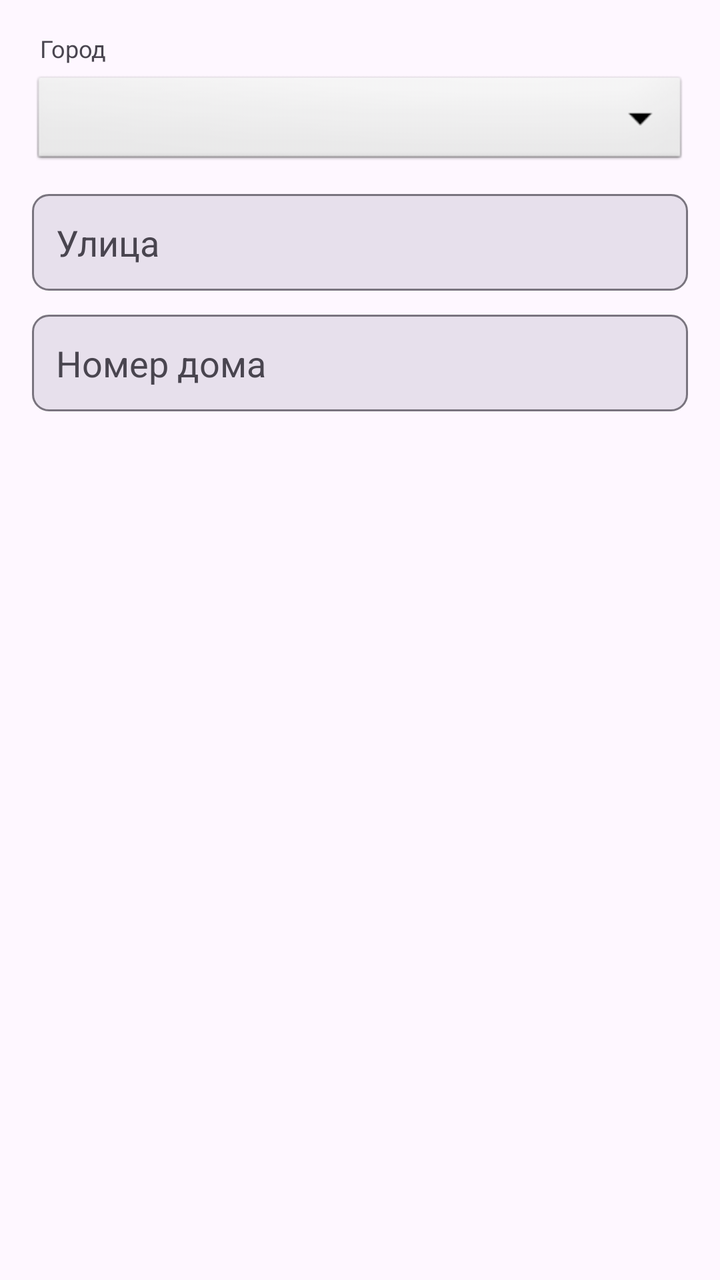
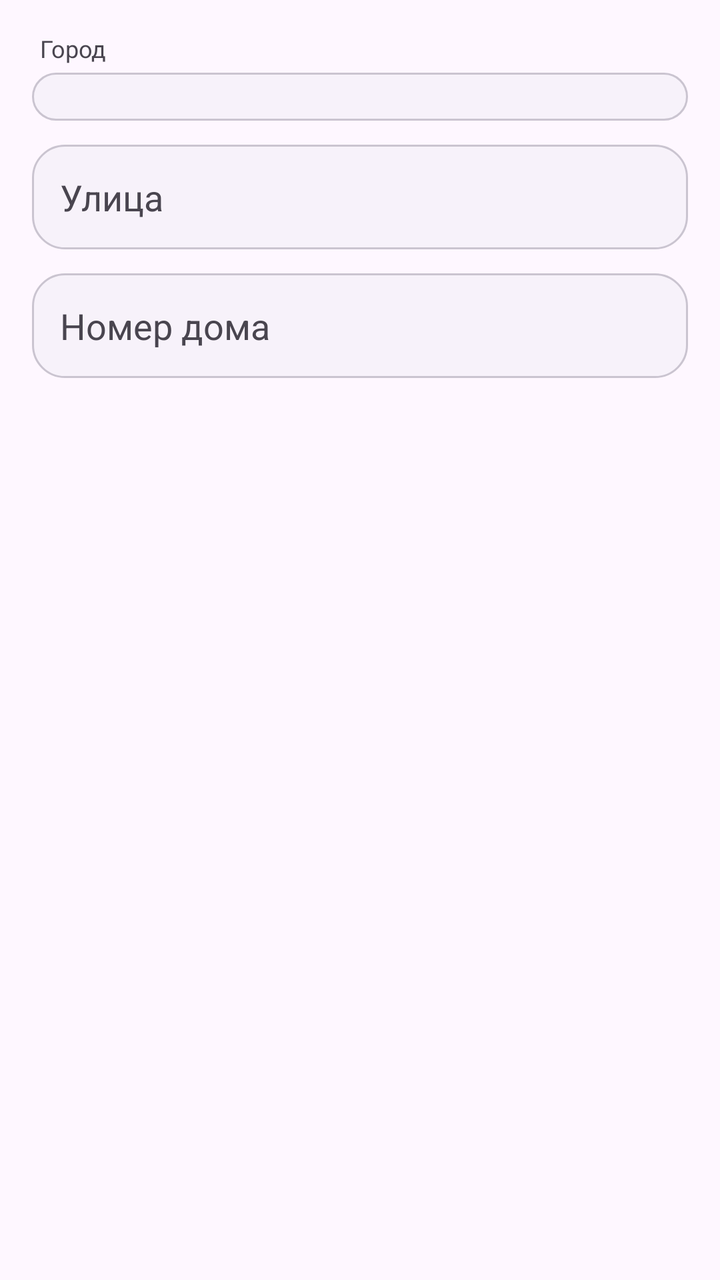

Screens rendered from an Android XML layout before and after an edit, with the pre-edit source and the edit as a unified diff.
<!-- AndroidManifest.xml: application theme Theme.BaseHome -->
<!-- res/layout/dialog_edit_address.xml -->
<?xml version="1.0" encoding="utf-8"?>
<LinearLayout xmlns:android="http://schemas.android.com/apk/res/android"
    android:layout_width="match_parent"
    android:layout_height="wrap_content"
    android:orientation="vertical"
    android:padding="16dp">

    <TextView
        android:layout_width="match_parent"
        android:layout_height="wrap_content"
        android:text="Город"
        android:textSize="12sp"
        android:textColor="?android:attr/textColorSecondary"
        android:layout_marginBottom="4dp"
        android:layout_marginStart="4dp"/>

    <Spinner
        android:id="@+id/spinnerCityEdit"
        android:layout_width="match_parent"
        android:layout_height="wrap_content"
        android:layout_marginBottom="12dp"
        android:padding="8dp"
        android:background="@android:drawable/btn_dropdown" />

    <EditText
        android:id="@+id/etStreetEdit"
        android:layout_width="match_parent"
        android:layout_height="wrap_content"
        android:hint="Улица"
        android:padding="12dp"
        android:layout_marginBottom="12dp"
        android:textColor="?android:attr/textColorPrimary"
        android:textColorHint="?android:attr/textColorSecondary"
        android:background="@drawable/bg_input_field"
        android:inputType="textCapSentences" />

    <EditText
        android:id="@+id/etHouseEdit"
        android:layout_width="match_parent"
        android:layout_height="wrap_content"
        android:hint="Номер дома"
        android:padding="12dp"
        android:textColor="?android:attr/textColorPrimary"
        android:textColorHint="?android:attr/textColorSecondary"
        android:background="@drawable/bg_input_field"
        android:inputType="textCapSentences" />

</LinearLayout>
<!-- resources referenced by this layout -->
<resources>
  <!-- drawable bg_input_field (drawable) -->
  <?xml version="1.0" encoding="utf-8"?>
  <shape xmlns:android="http://schemas.android.com/apk/res/android">
      <solid android:color="?attr/colorSurfaceVariant" />
      <corners android:radius="8dp" />
      <stroke
          android:width="1dp"
          android:color="?attr/colorOutline" />
  </shape>
  <style name="Theme.BaseHome" parent="Base.Theme.BaseHome" />
  <style name="Base.Theme.BaseHome" parent="Theme.Material3.DayNight.NoActionBar">
          
          
      </style>
</resources>

<!-- the commit's change to res/layout/dialog_edit_address.xml (unified diff, before → after) -->
@@ -19,15 +19,15 @@
         android:layout_width="match_parent"
         android:layout_height="wrap_content"
         android:layout_marginBottom="12dp"
-        android:padding="8dp"
-        android:background="@android:drawable/btn_dropdown" />
+        android:padding="12dp"
+        android:background="@drawable/bg_input_field" />
 
     <EditText
         android:id="@+id/etStreetEdit"
         android:layout_width="match_parent"
         android:layout_height="wrap_content"
         android:hint="Улица"
-        android:padding="12dp"
+        android:padding="14dp"
         android:layout_marginBottom="12dp"
         android:textColor="?android:attr/textColorPrimary"
         android:textColorHint="?android:attr/textColorSecondary"
@@ -39,7 +39,7 @@
         android:layout_width="match_parent"
         android:layout_height="wrap_content"
         android:hint="Номер дома"
-        android:padding="12dp"
+        android:padding="14dp"
         android:textColor="?android:attr/textColorPrimary"
         android:textColorHint="?android:attr/textColorSecondary"
         android:background="@drawable/bg_input_field"
<!-- resource entries referenced after the edit -->
@@ -3,16 +3,28 @@
   <!-- drawable bg_input_field (drawable) -->
   <?xml version="1.0" encoding="utf-8"?>
   <shape xmlns:android="http://schemas.android.com/apk/res/android">
-      <solid android:color="?attr/colorSurfaceVariant" />
-      <corners android:radius="8dp" />
+      <solid android:color="?attr/colorSurfaceContainerLow" />
+      <corners android:radius="16dp" />
       <stroke
           android:width="1dp"
-          android:color="?attr/colorOutline" />
+          android:color="?attr/colorOutlineVariant" />
   </shape>
   <style name="Theme.BaseHome" parent="Base.Theme.BaseHome" />
   <style name="Base.Theme.BaseHome" parent="Theme.Material3.DayNight.NoActionBar">
-          
-          
+          <item name="colorPrimary">@color/brand_primary</item>
+          <item name="colorSecondary">@color/brand_accent</item>
+          <item name="colorSurface">?android:attr/colorBackground</item>
+          <item name="colorOutline">?android:attr/textColorHint</item>
+          <item name="shapeAppearanceSmallComponent">@style/ShapeAppearance.BaseHome.Small</item>
+          <item name="shapeAppearanceMediumComponent">@style/ShapeAppearance.BaseHome.Medium</item>
+      </style>
+  <color name="brand_primary">#496783</color>
+  <color name="brand_accent">#6A7F6A</color>
+  <style name="ShapeAppearance.BaseHome.Small" parent="ShapeAppearance.Material3.Corner.Small">
+          <item name="cornerSize">12dp</item>
+      </style>
+  <style name="ShapeAppearance.BaseHome.Medium" parent="ShapeAppearance.Material3.Corner.Medium">
+          <item name="cornerSize">20dp</item>
       </style>
 </resources>
 
